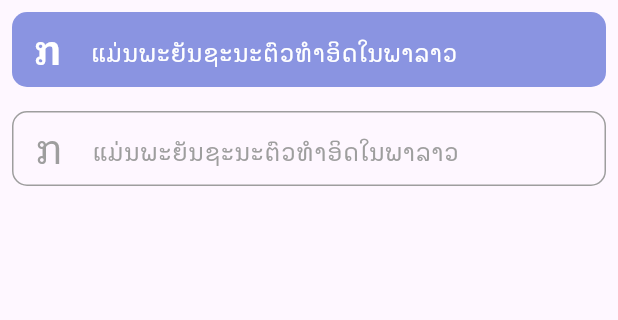
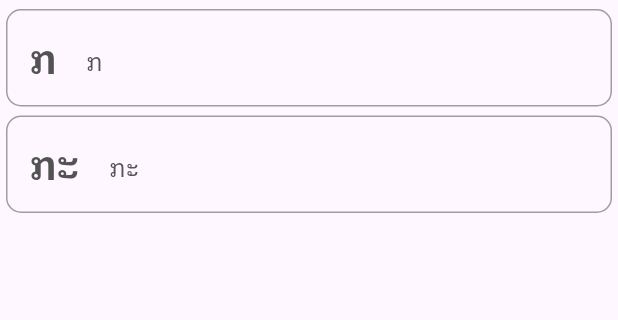
Before and after one commit to I-am-Bubu/lao_dictionary_app, a Flutter app: the firstVerbListsPage screen opened directly, after a tap on an icon or button, on a phone screen of 412 x 824 dp, the part 105-425 px from its top. Run offline on Flutter 3.47's test engine with Material 2 defaults, Android fonts, the light colour scheme and no system bars; our stand-ins replace cached_network_image, carousel_slider; network calls fail.

Commit message:
first verb

```diff
--- /dev/null
+++ b/lib/pages/list_of_first_verb.dart
@@ -0,0 +1,103 @@
+import 'package:flutter/material.dart';
+import 'package:lao_dictionary_app/pages/detail_of_first_verb.dart';
+import 'package:lao_dictionary_app/pages/first_verb_lsits_page.dart';
+
+class listOfFristVerb extends StatelessWidget {
+  final List<ListOfVerb> subItemList;
+
+  listOfFristVerb({required this.subItemList});
+
+  @override
+  Widget build(BuildContext context) {
+    return Scaffold(
+      appBar: AppBar(
+        toolbarHeight: 70,
+        backgroundColor: Theme.of(context).primaryColor,
+        flexibleSpace: Center(
+          child: Padding(
+            padding: const EdgeInsets.only(top: 45),
+            child: Container(
+              width: 300,
+              height: 40,
+              child: TextField(
+                decoration: InputDecoration(
+                  hintText: 'ຄົ້ນຫາ...',
+                  filled: true,
+                  fillColor: Colors.white,
+                  border: OutlineInputBorder(
+                    borderRadius: BorderRadius.circular(30),
+                    borderSide: BorderSide.none,
+                  ),
+                  contentPadding: EdgeInsets.only(left: 20),
+                ),
+              ),
+            ),
+          ),
+        ),
+        actions: [
+          IconButton(
+            icon: Icon(Icons.search),
+            onPressed: () {},
+          ),
+        ],
+      ),
+      body: ListView.builder(
+        itemCount: subItemList.length,
+        itemBuilder: (context, index) {
+          return Column(
+            children: [
+              Padding(
+                padding: const EdgeInsets.fromLTRB(4, 6, 4, 0),
+                child: GestureDetector(
+                  onTap: () {
+                    Navigator.push(
+                      context,
+                      MaterialPageRoute(
+                        builder: (context) => detailOfFirstVerb(
+                          subItem: subItemList[index],
+                        ),
+                      ),
+                    );
+                  },
+                  child: Container(
+                    height: 65,
+                    decoration: BoxDecoration(
+                        borderRadius: BorderRadius.circular(10),
+                        border: Border.all(color: Colors.grey)),
+                    child: Row(
+                      mainAxisAlignment: MainAxisAlignment.start,
+                      children: [
+                        Center(
+                          child: Padding(
+                            padding: const EdgeInsets.only(left: 15),
+                            child: Text(
+                              subItemList[index].subtitle,
+                              style: TextStyle(
+                                  fontSize: 30,
+                                  color: const Color.fromARGB(255, 83, 83, 83),
+                                  fontWeight: FontWeight.bold),
+                            ),
+                          ),
+                        ),
+                        Padding(
+                          padding: const EdgeInsets.fromLTRB(20, 5, 0, 0),
+                          child: Text(
+                            subItemList[index].subtitle,
+                            style: TextStyle(
+                              fontSize: 18,
+                              color: Color.fromARGB(255, 83, 83, 83),
+                            ),
+                          ),
+                        ),
+                      ],
+                    ),
+                  ),
+                ),
+              ),
+            ],
+          );
+        },
+      ),
+    );
+  }
+}
--- a/lib/pages/list_of_verbs.dart
+++ /dev/null
@@ -1,130 +0,0 @@
-import 'package:flutter/material.dart';
-import 'package:lao_dictionary_app/pages/details_page.dart';
-
-
-class listOfVerbsPage extends StatelessWidget {
-  @override
-  Widget build(BuildContext context) {
-    return Scaffold(
-      appBar: AppBar(
-        toolbarHeight: 70,
-        backgroundColor: Theme.of(context).primaryColor,
-        flexibleSpace: Center(
-          child: Padding(
-            padding: const EdgeInsets.only(top: 45),
-            child: Container(
-              width: 300,
-              height: 40,
-              child: TextField(
-                decoration: InputDecoration(
-                  hintText: 'ຄົ້ນຫາ...',
-                  filled: true,
-                  fillColor: Colors.white,
-                  border: OutlineInputBorder(
-                    borderRadius: BorderRadius.circular(30),
-                    borderSide: BorderSide.none,
-                  ),
-                  contentPadding: EdgeInsets.only(left: 20),
-                ),
-              ),
-            ),
-          ),
-        ),
-        actions: [
-          IconButton(
-            icon: Icon(Icons.search),
-            onPressed: () {},
-          ),
-        ],
-      ),
-      body: Column(
-        children: [
-          Padding(
-            padding: const EdgeInsets.all(8.0),
-            child: GestureDetector(
-              onTap: () {
-                Navigator.push(
-                  context,
-                  MaterialPageRoute(builder: (context) => detailsPage()),
-                );
-              },
-              child: Container(
-                height: 50,
-                decoration: BoxDecoration(
-                  color: Color.fromRGBO(138, 148, 225, 1.0),
-                  borderRadius: BorderRadius.circular(10),
-                ),
-                child: Row(
-                  mainAxisAlignment: MainAxisAlignment.start,
-                  children: [
-                    Center(
-                      child: Padding(
-                        padding: const EdgeInsets.only(left: 15),
-                        child: Text(
-                          'ກ',
-                          style: TextStyle(
-                              fontSize: 30,
-                              color: Colors.white,
-                              fontWeight: FontWeight.bold),
-                        ),
-                      ),
-                    ),
-                    Padding(
-                      padding: const EdgeInsets.fromLTRB(20, 5, 0, 0),
-                      child: Text(
-                        'ແມ່ນພະຍັນຊະນະຕົວທຳອິດໃນພາລາວ',
-                        style: TextStyle(
-                          fontSize: 18,
-                          color: Colors.white,
-                        ),
-                      ),
-                    ),
-                  ],
-                ),
-              ),
-            ),
-          ),
-          Padding(
-            padding: const EdgeInsets.all(8.0),
-            child: GestureDetector(
-              onTap: () {
-                Navigator.push(
-                  context,
-                  MaterialPageRoute(builder: (context) => detailsPage()),
-                );
-              },
-              child: Container(
-                height: 50,
-                decoration: BoxDecoration(
-                  border: Border.all(color: Colors.grey),
-                  borderRadius: BorderRadius.circular(10),
-                ),
-                child: Row(
-                  mainAxisAlignment: MainAxisAlignment.start,
-                  children: [
-                    Center(
-                      child: Padding(
-                        padding: const EdgeInsets.only(left: 15),
-                        child: Text(
-                          'ກ',
-                          style: TextStyle(fontSize: 30, color: Colors.grey),
-                        ),
-                      ),
-                    ),
-                    Padding(
-                      padding: const EdgeInsets.fromLTRB(20, 5, 0, 0),
-                      child: Text(
-                        'ແມ່ນພະຍັນຊະນະຕົວທຳອິດໃນພາລາວ',
-                        style: TextStyle(fontSize: 18, color: Colors.grey),
-                      ),
-                    ),
-                  ],
-                ),
-              ),
-            ),
-          ),
-        ],
-      ),
-    );
-  }
-}
--- a/lib/widgets/first_verbs_widget.dart
+++ b/lib/widgets/carousel/first_verbs_carousel.dart
@@ -1,6 +1,6 @@
 import 'package:flutter/material.dart';
 
-class firstVerbsWidget extends StatelessWidget {
+class firstVerbsCarousel extends StatelessWidget {
   final List<String> items = [
     'ກ',
     'ຂ',
--- a/lib/widgets/second_verbs_widget.dart
+++ b/lib/widgets/carousel/second_verbs_carousel.dart
@@ -1,6 +1,6 @@
 import 'package:flutter/material.dart';
 
-class secondVerbsWidget extends StatelessWidget {
+class secondVerbsCarousel extends StatelessWidget {
   final List<String> items = [
     'ຫງ',
     'ຫຍ',
--- a/lib/widgets/third_verbs_widget.dart
+++ b/lib/widgets/carousel/third_verbs_carousel.dart
@@ -1,6 +1,6 @@
 import 'package:flutter/material.dart';
 
-class thirdVerbsWidget extends StatelessWidget {
+class thirdVerbsCarousel extends StatelessWidget {
   final List<String> items = [
     'ກວ',
     'ຂວ',
```
Also changed, not shown: lib/pages/detail_of_first_verb.dart (added, +112 -0 lines), lib/pages/details_page.dart (deleted, +0 -112 lines), lib/pages/first_verb_lsits_page.dart (+38 -32 lines), lib/pages/home_page.dart (+7 -10 lines), lib/widgets/carousel/carousel_widget.dart (renamed from lib/widgets/carousel_widget.dart).
